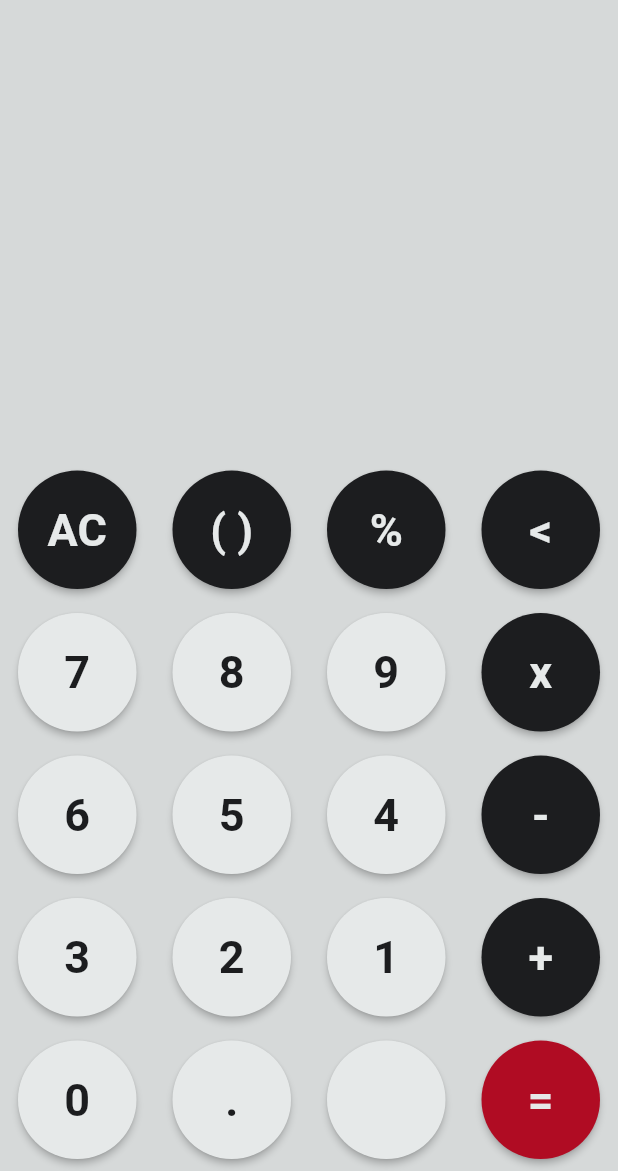
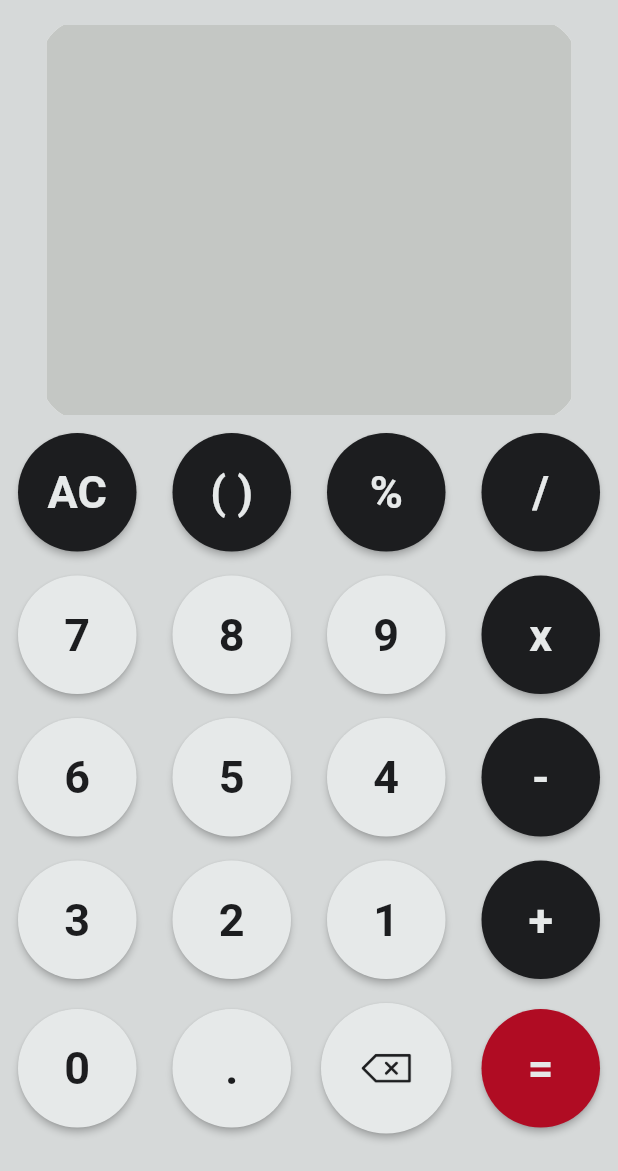
Before and after one commit to TheScriptRailoth/Nothing-calculator, a Flutter app: the screen it shows after launch, on a phone screen of 412 x 824 dp, the part 65-1236 px from its top. Run offline on Flutter 3.47's test engine with Material 2 defaults, Android fonts, the phone set to English and light mode, and no system bars; our stand-ins replace math_expressions; Roboto replaces fonts that are missing (Nothing).

Commit message:
Fixed Some bugs and Improved functionality

```diff
--- a/lib/main.dart
+++ b/lib/main.dart
@@ -85,34 +85,58 @@ class _CalculatorState extends State<Calculator> {
       backgroundColor: backgroundcolor,
       body: Column(
         children: [
-          Expanded(child:
-          Container(
-            width: double.infinity,
+          ClipRRect(
+            borderRadius: BorderRadius.circular(30),
+            child: Card(
+              elevation: 0,
+              child: Container(
+              width: 350,
+              height: 260,
               padding: EdgeInsets.all(12),
-            color: backgroundcolor,
+              color: numbackgroundcolor,
               child: Column(
                 mainAxisAlignment: MainAxisAlignment.end,
                 crossAxisAlignment: CrossAxisAlignment.end,
                 children:[
-                  Text(
+                  const SizedBox(
+                    height: 60,
+                  ),
+                    Expanded(
+                      child: SingleChildScrollView(
+                        scrollDirection: Axis.horizontal,
+                        reverse: true,
+                        child: Text(
                           hideinput? ' ':input,
                           style: const TextStyle(
                           fontSize: 65,
                           color: blacknumkey,
                           fontFamily:'Nothing',
-                  ),),
+                         ),
+                        ),
+                      ),
+                    ),
                   const SizedBox(
                     height: 30,
                   ),
-                Text(output, style:TextStyle(
+
+                  Expanded(
+                    child: SingleChildScrollView(
+                      scrollDirection: Axis.horizontal,
+                      reverse: true,
+                      child: Text(output,
+                        style:TextStyle(
                           fontSize: outputSize,
                           color: blacknumkey,
                           fontFamily:'Nothing',
-                ),),
+                        ),
+                      ),
+                    ),
+                  ),
                   const SizedBox(
                     height: 40,
                   ),
                   ],
+              ),
               ),
             ),
           ),
@@ -121,7 +145,7 @@ class _CalculatorState extends State<Calculator> {
                 button(text:"AC", tColor: whitenumkey, buttonBgColor: blacknumkey),
                 button(text:"( )", tColor: whitenumkey, buttonBgColor: blacknumkey),
                 button(text:"%", tColor: whitenumkey, buttonBgColor: blacknumkey),
-                button(text:"<", tColor: whitenumkey, buttonBgColor: blacknumkey),
+                button(text:"/", tColor: whitenumkey, buttonBgColor: blacknumkey),
             ],
           ),
           Row(
@@ -152,7 +176,24 @@ class _CalculatorState extends State<Calculator> {
             children: [
               button(text:"0", tColor: blacknumkey, buttonBgColor: whitenumkey),
               button(text:".", tColor: blacknumkey, buttonBgColor: whitenumkey),
-              button(text:" ", tColor: blacknumkey, buttonBgColor: whitenumkey),
+
+          Expanded(
+            child: Container(
+            margin: const EdgeInsets.all(8),
+            child: ElevatedButton(
+            style: ElevatedButton.styleFrom(
+            shape: const CircleBorder(),
+            padding: const EdgeInsets.all(22),
+            primary: whitenumkey,
+            ),
+            onPressed: ()=> onButtonClick("<"),
+            child: Image.asset('assests/clear_icon.png'),
+            ),
+          ),
+        ),
+
+
+
               button(text:"=", tColor: whitenumkey, buttonBgColor: rednumkey),
             ],
           ),
--- a/pubspec.yaml
+++ b/pubspec.yaml
@@ -63,6 +63,7 @@ flutter:
   assets:
      - assests/history_icon.png
      - assests/drawer_icon.png
+     - assests/clear_icon.png
 
   # An image asset can refer to one or more resolution-specific "variants", see
   # https://flutter.dev/assets-and-images/#resolution-aware
```
Also changed, not shown: assests/clear_icon.png (added). Lines whose indentation alone changed are shown as unchanged.
